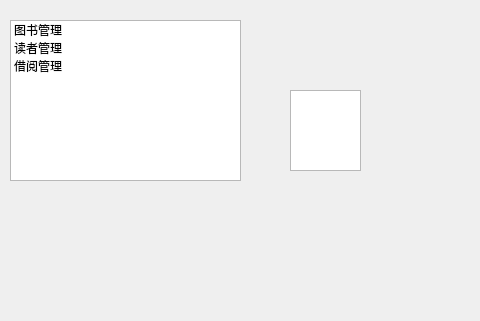
This is mainwindow.ui in kalpas-boy/QtZhxm as Qt 5 draws it before an edit; both pictures show x 0 to 480 and y 0 to 321 of the 800 by 600 pixel window. The edited form follows.
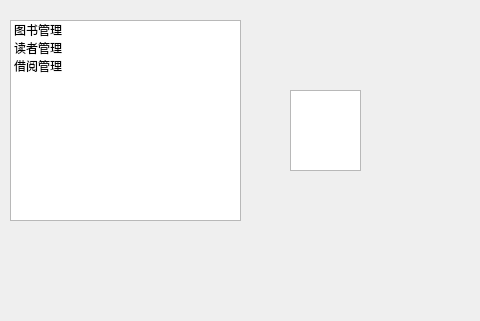
This is the edited form.

Commit message: finished bookpanel UI Design

Diff of the .ui file:
```diff
--- a/mainwindow.ui
+++ b/mainwindow.ui
@@ -20,7 +20,7 @@
       <x>10</x>
       <y>20</y>
       <width>231</width>
-      <height>161</height>
+      <height>201</height>
      </rect>
     </property>
     <item>
```
The commit also changes 1 other file.
